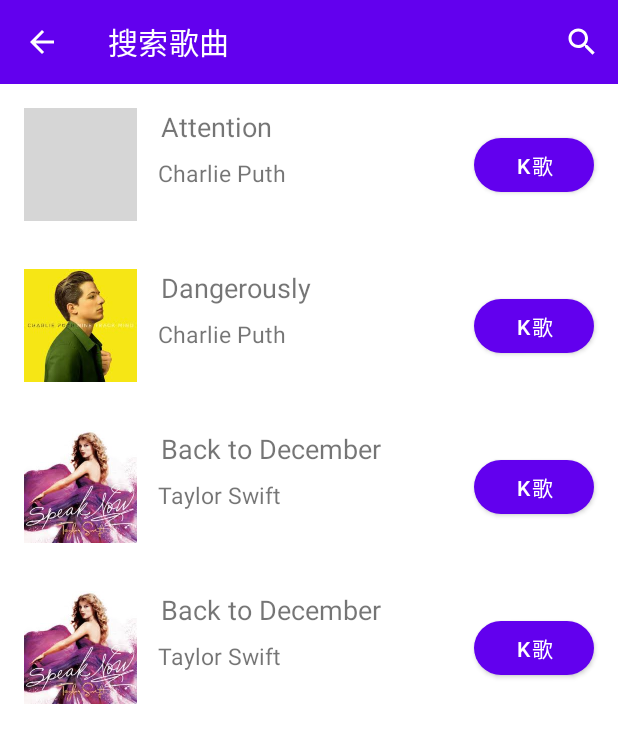
After one commit to Gun9niR/Karaoke, an Android app: the SearchActivity screen opened directly, with no data from a screen before it, on a phone screen of 412 x 824 dp. The commit adds this screen. Shown: the top 743 px of the screen. Run offline under Robolectric (Android 15) with nearby library versions, the phone set to English and light mode, and no system bars; grey boxes are pictures that could not be loaded.

Commit message:
feat: add search page

```diff
--- a/UIPrototype/Karaoke/app/src/main/AndroidManifest.xml
+++ b/UIPrototype/Karaoke/app/src/main/AndroidManifest.xml
@@ -9,6 +9,11 @@
         android:roundIcon="@mipmap/ic_launcher_round"
         android:supportsRtl="true"
         android:theme="@style/Theme.Karaoke">
+        <activity android:name=".SearchActivity">
+            <meta-data
+                android:name="android.support.PARENT_ACTIVITY"
+                android:value=".MainActivity" />
+        </activity>
         <activity android:name=".SettingActivity">
             <meta-data
                 android:name="android.support.PARENT_ACTIVITY"
--- /dev/null
+++ b/UIPrototype/Karaoke/app/src/main/java/com/sjtu/karaoke/Data.java
@@ -0,0 +1,26 @@
+package com.sjtu.karaoke;
+
+import java.util.ArrayList;
+import java.util.List;
+
+public class Data {
+    public static class Song {
+        public String songName;
+        public String singer;
+        public int image;
+
+        public Song(String songName, String singer, int image) {
+            this.songName = songName;
+            this.singer = singer;
+            this.image = image;
+        }
+    }
+
+    public static List<Song> songs = new ArrayList<Song>() {{
+        add(new Song("Attention", "Charlie Puth", R.drawable.voice_notes));
+        add(new Song("Dangerously", "Charlie Puth", R.drawable.nine_track_mind));
+        add(new Song("Back to December", "Taylor Swift", R.drawable.speak_now));
+        add(new Song("Back to December", "Taylor Swift", R.drawable.speak_now));
+    }};
+
+}
--- /dev/null
+++ b/UIPrototype/Karaoke/app/src/main/java/com/sjtu/karaoke/SearchActivity.java
@@ -0,0 +1,73 @@
+package com.sjtu.karaoke;
+
+import androidx.appcompat.app.AppCompatActivity;
+import androidx.appcompat.widget.SearchView;
+import androidx.appcompat.widget.Toolbar;
+import androidx.recyclerview.widget.LinearLayoutManager;
+import androidx.recyclerview.widget.RecyclerView;
+
+import android.app.SearchManager;
+import android.content.Context;
+import android.os.Bundle;
+import android.view.Menu;
+
+import com.sjtu.karaoke.adapter.SongListAdapter;
+
+import java.util.ArrayList;
+import java.util.List;
+
+public class SearchActivity extends AppCompatActivity {
+    private List<Data.Song> songs;
+    private SongListAdapter adapter;
+    @Override
+    protected void onCreate(Bundle savedInstanceState) {
+        super.onCreate(savedInstanceState);
+        setContentView(R.layout.activity_search);
+
+        Toolbar toolbar = (Toolbar) findViewById(R.id.toolbarSearch);
+        // set up back button
+        setSupportActionBar(toolbar);
+        getSupportActionBar().setDisplayHomeAsUpEnabled(true);
+        getSupportActionBar().setHomeButtonEnabled(true);
+
+        // set up list
+        RecyclerView songSearchList = (RecyclerView) findViewById(R.id.songSearchList);
+
+        songs = Data.songs;
+        adapter = new SongListAdapter(songs);
+        RecyclerView.LayoutManager layoutManager = new LinearLayoutManager(getApplicationContext());
+        songSearchList.setLayoutManager(layoutManager);
+        songSearchList.setAdapter(adapter);
+        songSearchList.setNestedScrollingEnabled(false);
+    }
+
+    @Override
+    public boolean onCreateOptionsMenu(Menu menu) {
+        getMenuInflater().inflate(R.menu.search_menu, menu);
+        SearchManager searchManager = (SearchManager) getSystemService(Context.SEARCH_SERVICE);
+        SearchView searchView = (SearchView) menu.findItem(R.id.actionSearch).getActionView();
+        searchView.setSearchableInfo(searchManager.getSearchableInfo(getComponentName()));
+        searchView.setMaxWidth(Integer.MAX_VALUE);
+        searchView.setQueryHint("搜索歌曲...");
+        searchView.setOnQueryTextListener(new SearchView.OnQueryTextListener() {
+            @Override
+            public boolean onQueryTextSubmit(String query) {
+                return false;
+            }
+
+            @Override
+            public boolean onQueryTextChange(String newText) {
+                List<Data.Song> searchedSongs = new ArrayList<>();
+                for (Data.Song song: songs) {
+                    if (song.songName.contains(newText)) {
+                        searchedSongs.add(song);
+                    }
+                }
+                adapter.handleSearchResult(searchedSongs);
+                return false;
+            }
+        });
+
+        return true;
+    }
+}
--- a/UIPrototype/Karaoke/app/src/main/java/com/sjtu/karaoke/adapter/SongListAdapter.java
+++ b/UIPrototype/Karaoke/app/src/main/java/com/sjtu/karaoke/adapter/SongListAdapter.java
@@ -1,5 +1,6 @@
 package com.sjtu.karaoke.adapter;
 
+import android.graphics.ColorSpace;
 import android.view.LayoutInflater;
 import android.view.View;
 import android.view.ViewGroup;
@@ -9,17 +10,31 @@ import android.widget.TextView;
 import androidx.annotation.NonNull;
 import androidx.recyclerview.widget.RecyclerView;
 
+import com.sjtu.karaoke.Data;
 import com.sjtu.karaoke.R;
 
+import java.util.ArrayList;
+import java.util.List;
+
 public class SongListAdapter extends RecyclerView.Adapter<SongListAdapter.ViewHolder> {
-    String[] songNames;
-    String[] singers;
-    int[] images;
+    List<Data.Song> songs;
 
-    public SongListAdapter(String[] songNames, String[] singers, int[] images) {
-        this.songNames = songNames;
-        this.singers = singers;
-        this.images = images;
+    public class ViewHolder extends RecyclerView.ViewHolder {
+        TextView songName, singer;
+        ImageView image;
+
+        public ViewHolder(@NonNull View itemView) {
+            super(itemView);
+            songName = (TextView) itemView.findViewById(R.id.songName);
+            singer = (TextView) itemView.findViewById(R.id.singer);
+            image = (ImageView) itemView.findViewById(R.id.cover);
+
+            // get the button also ?
+        }
+    }
+
+    public SongListAdapter(List<Data.Song> songs) {
+        this.songs = songs;
     }
 
     @NonNull
@@ -32,25 +47,21 @@ public class SongListAdapter extends RecyclerView.Adapter<SongListAdapter.ViewHo
 
     @Override
     public void onBindViewHolder(@NonNull ViewHolder holder, int position) {
-        holder.songName.setText(songNames[position]);
-        holder.singer.setText(singers[position]);
-        holder.image.setImageResource(images[position]);
+        holder.songName.setText(songs.get(position).songName);
+        holder.singer.setText(songs.get(position).singer);
+        holder.image.setImageResource(songs.get(position).image);
+
+        // set button onClick listener ?
     }
 
     @Override
     public int getItemCount() {
-        return songNames.length;
+        return songs.size();
     }
 
-    public class ViewHolder extends RecyclerView.ViewHolder {
-        TextView songName, singer;
-        ImageView image;
+    public void handleSearchResult(List<Data.Song> newSongs) {
+        this.songs = newSongs;
+        notifyDataSetChanged();
+    }
 
-        public ViewHolder(@NonNull View itemView) {
-            super(itemView);
-            songName = (TextView) itemView.findViewById(R.id.songName);
-            singer = (TextView) itemView.findViewById(R.id.singer);
-            image = (ImageView) itemView.findViewById(R.id.cover);
-        }
-    }
 }
--- /dev/null
+++ b/UIPrototype/Karaoke/app/src/main/res/layout/activity_search.xml
@@ -0,0 +1,39 @@
+<?xml version="1.0" encoding="utf-8"?>
+<androidx.constraintlayout.widget.ConstraintLayout xmlns:android="http://schemas.android.com/apk/res/android"
+    xmlns:app="http://schemas.android.com/apk/res-auto"
+    xmlns:tools="http://schemas.android.com/tools"
+    android:layout_width="match_parent"
+    android:layout_height="match_parent"
+    tools:context=".SearchActivity">
+
+    <androidx.appcompat.widget.Toolbar
+        android:id="@+id/toolbarSearch"
+        style="@style/toolbarStyle"
+        android:layout_width="match_parent"
+        android:layout_height="?attr/actionBarSize"
+        app:layout_constraintEnd_toEndOf="parent"
+        app:layout_constraintHorizontal_bias="1.0"
+        app:layout_constraintStart_toStartOf="parent"
+        app:layout_constraintTop_toTopOf="parent"
+        app:title="搜索歌曲" />
+
+    <ScrollView
+        android:layout_width="match_parent"
+        android:layout_height="0dp"
+        app:layout_constraintBottom_toBottomOf="parent"
+        app:layout_constraintEnd_toEndOf="parent"
+        app:layout_constraintHorizontal_bias="0.0"
+        app:layout_constraintStart_toStartOf="parent"
+        app:layout_constraintTop_toBottomOf="@+id/toolbarSearch"
+        app:layout_constraintVertical_bias="0.0">
+
+        <androidx.recyclerview.widget.RecyclerView
+            android:id="@+id/songSearchList"
+            android:layout_width="match_parent"
+            android:layout_height="match_parent"
+            app:layout_constraintEnd_toEndOf="parent"
+            app:layout_constraintHorizontal_bias="0.0"
+            app:layout_constraintStart_toStartOf="parent" />
+
+    </ScrollView>
+</androidx.constraintlayout.widget.ConstraintLayout>
--- /dev/null
+++ b/UIPrototype/Karaoke/app/src/main/res/menu/search_menu.xml
@@ -0,0 +1,11 @@
+<?xml version="1.0" encoding="utf-8"?>
+<menu xmlns:android="http://schemas.android.com/apk/res/android"
+    xmlns:app="http://schemas.android.com/apk/res-auto">
+    <item
+        android:id="@+id/actionSearch"
+        android:icon="@drawable/ic_search"
+        android:title="Search"
+        app:actionViewClass="androidx.appcompat.widget.SearchView"
+        app:showAsAction="collapseActionView|always"
+        />
+</menu>
--- a/UIPrototype/Karaoke/app/src/main/res/values/themes.xml
+++ b/UIPrototype/Karaoke/app/src/main/res/values/themes.xml
@@ -16,6 +16,8 @@
         <item name="colorControlActivated">@color/white</item>
         <item name="colorControlHighlight">@color/white</item>
         <item name="android:colorControlNormal">@color/white</item>
+        <item name="android:editTextColor">@color/white</item>
+        <item name="android:textColorHint">@color/white</item>
     </style>
 
     <style name="toolbarStyle" parent="Theme.MaterialComponents.DayNight.DarkActionBar">
```
Also changed, not shown: UIPrototype/Karaoke/app/src/main/java/com/sjtu/karaoke/SettingActivity.java (+2 -21 lines), UIPrototype/Karaoke/app/src/main/java/com/sjtu/karaoke/adapter/SettingAdapter.java (added, +39 -0 lines), UIPrototype/Karaoke/app/src/main/java/com/sjtu/karaoke/fragment/ViewSongsFragment.java (+11 -11 lines), UIPrototype/Karaoke/app/src/main/res/values/strings.xml (+0 -14 lines).
